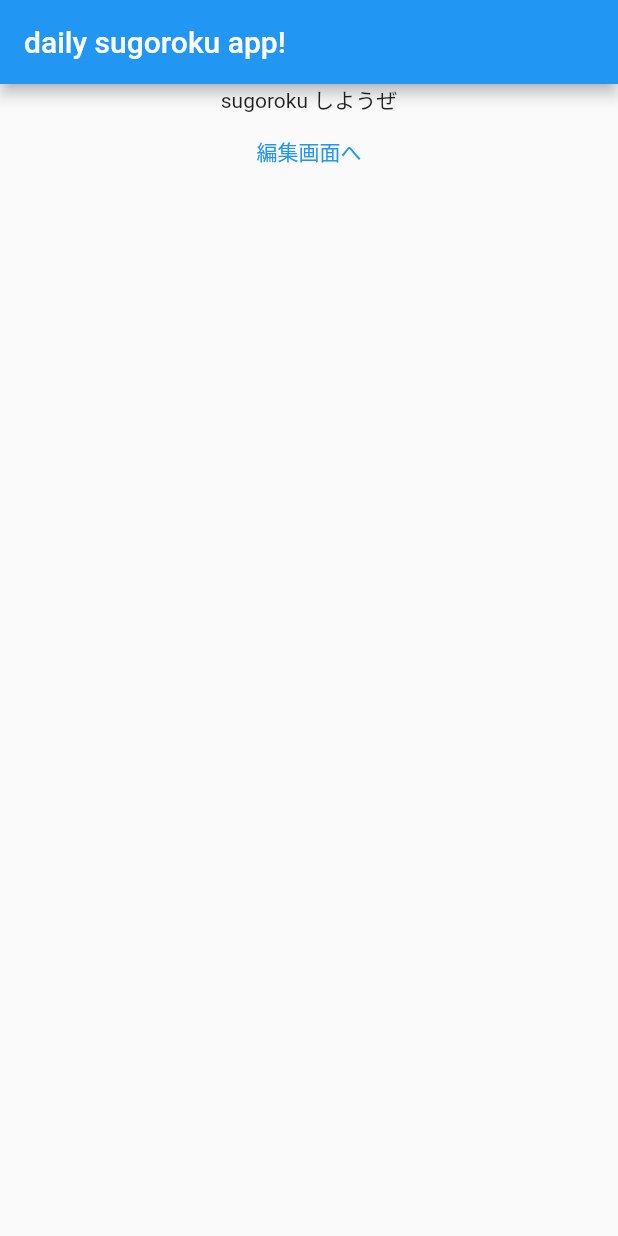
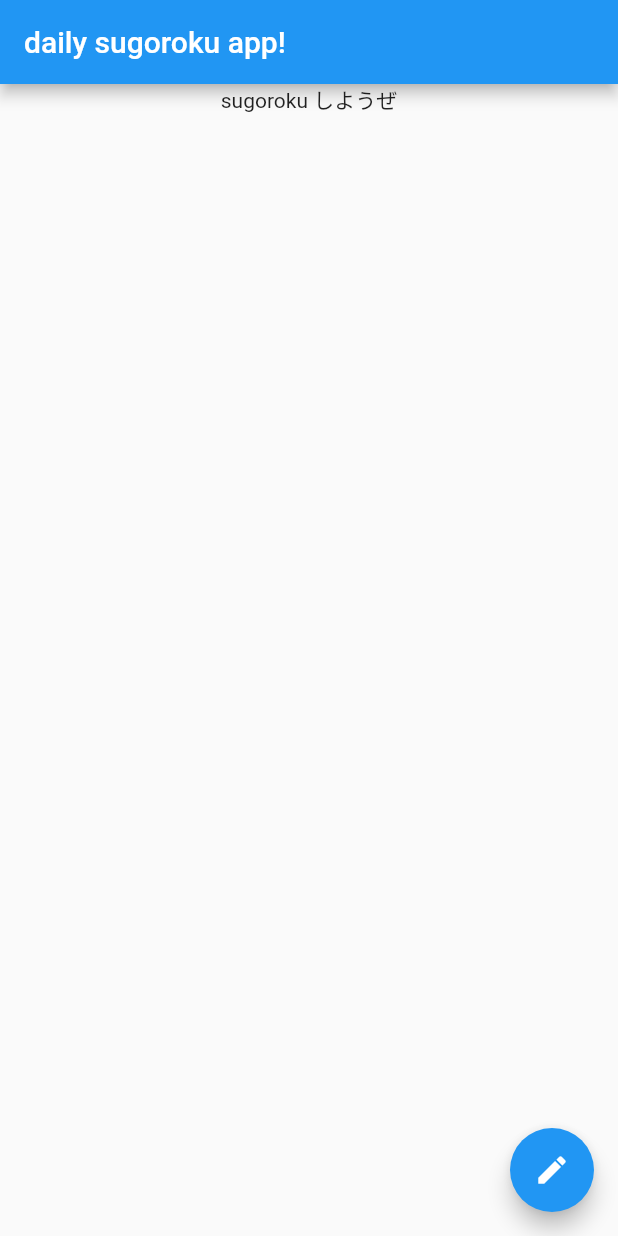
Before and after one commit to sakiso/daily_sugoroku_client, a Flutter app: the screen it shows after launch, on a phone screen of 412 x 824 dp. Run offline on Flutter 3.47's test engine with Material 2 defaults, Android fonts, the phone set to English and light mode, and no system bars.

Commit message:
編集画面遷移用のボタン

```diff
--- a/lib/page/sugoroku/sugoroku_page.dart
+++ b/lib/page/sugoroku/sugoroku_page.dart
@@ -11,14 +11,16 @@ class SugorokuPage extends StatelessWidget {
         title: const Text("daily sugoroku app!"),
       ),
       body: Center(
-        child: Column(children: [
-          const Text("sugoroku しようぜ"),
-          TextButton(
-              onPressed: () {
-                Navigator.pushNamed(context, '/edit');
-              },
-              child: const Text("編集画面へ"))
+        child: Column(children: const [
+          Text("sugoroku しようぜ"),
         ]),
+      ),
+      floatingActionButton: FloatingActionButton(
+        onPressed: () {
+          Navigator.pushNamed(context, '/edit');
+        },
+        // todo: 未登録と登録済みとでプラスと鉛筆のアイコン出し分けたい
+        child: const Icon(Icons.edit),
       ),
     );
   }
```
